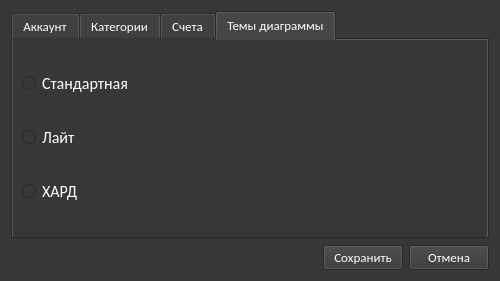
Protocs/OkayMoney, file ui/dialogs/settings.ui: the form before one commit.
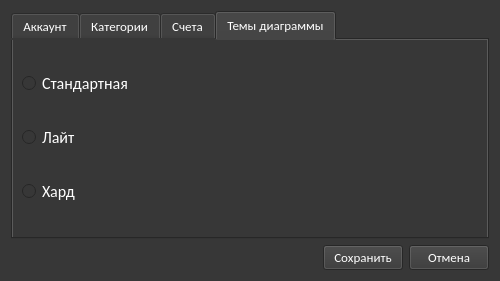
The form after the commit. Icons and pictures are not drawn.

Commit message: Добавил палитры цветов в окно настроек

```diff
--- a/ui/dialogs/settings.ui
+++ b/ui/dialogs/settings.ui
@@ -397,7 +397,7 @@
             </font>
            </property>
            <property name="text">
-            <string>ХАРД</string>
+            <string>Хард</string>
            </property>
           </widget>
          </item>
```
Left out of the diff: 9 changed lines with no effect on the pictures.
